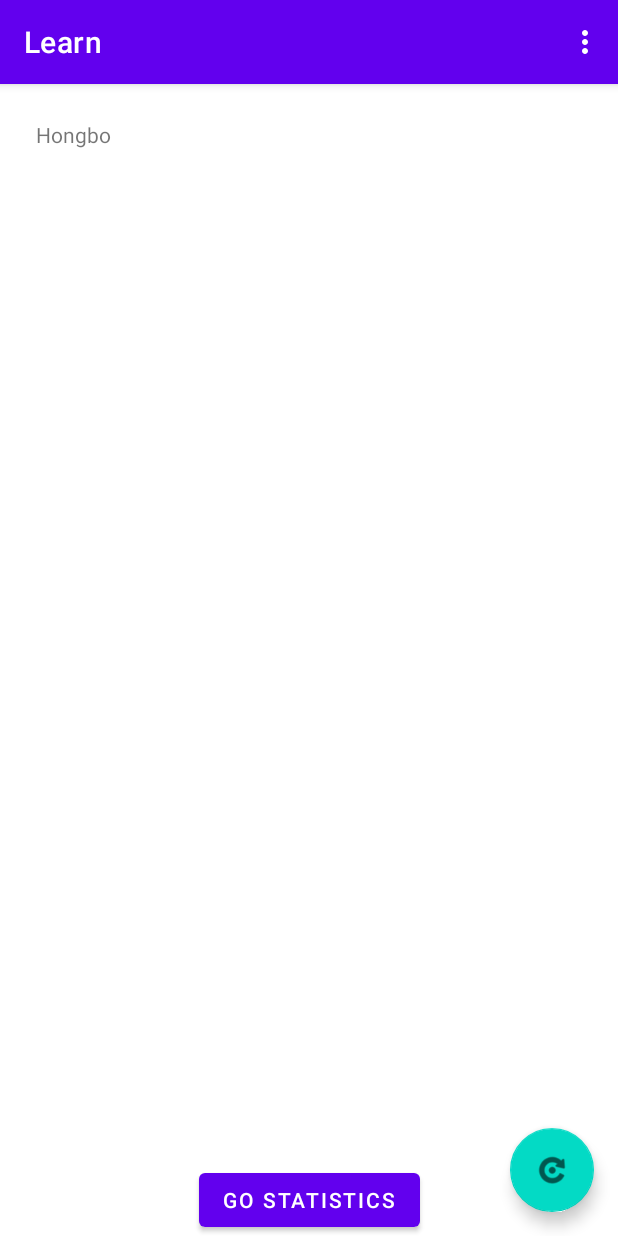
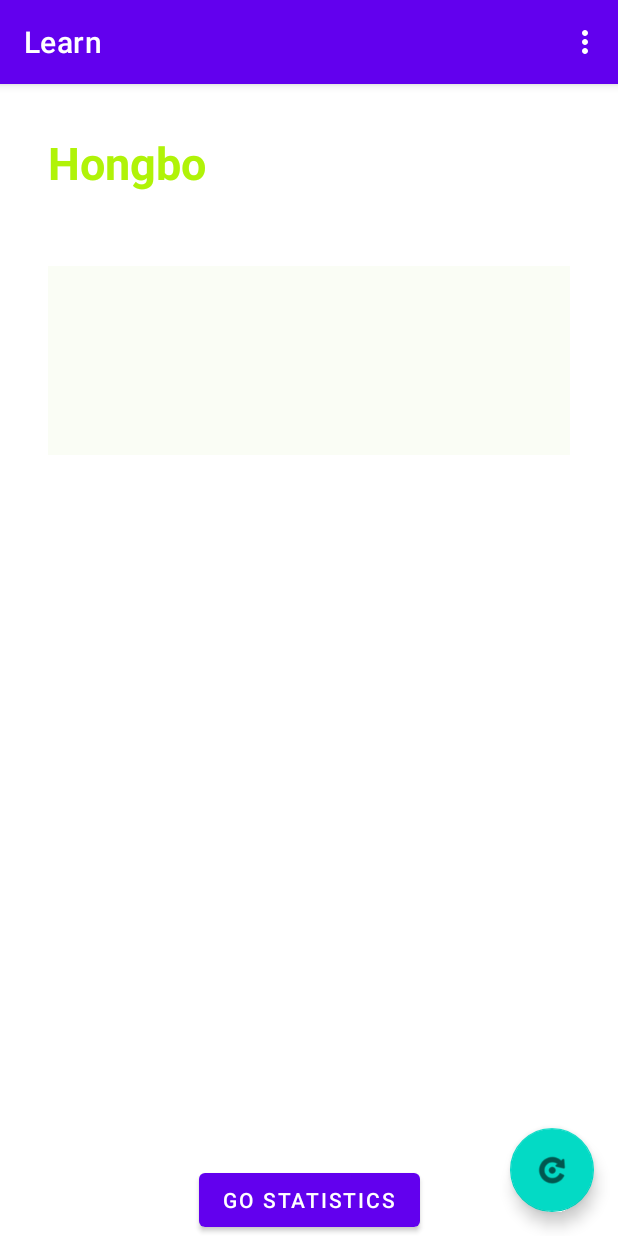
Before and after one commit to zhaohongbogit/english, an Android app: the screen it shows after launch (MainActivity), on a phone screen of 412 x 824 dp. Run offline under Robolectric (Android 15) with nearby library versions, the phone set to English and light mode, and no system bars; our stand-ins replace Room's generated code, navigation-ui.

Commit message:
The style change

```diff
--- a/app/src/main/res/layout/fragment_first.xml
+++ b/app/src/main/res/layout/fragment_first.xml
@@ -10,11 +10,58 @@
         android:id="@+id/textView"
         android:layout_width="wrap_content"
         android:layout_height="wrap_content"
-        android:layout_marginStart="24dp"
-        android:layout_marginTop="24dp"
-        android:text="TextView"
+        android:layout_marginStart="32dp"
+        android:layout_marginTop="32dp"
+        android:textColor="#B0F308"
+        android:textSize="30sp"
+        android:textStyle="bold"
         app:layout_constraintStart_toStartOf="parent"
-        app:layout_constraintTop_toTopOf="parent" />
+        app:layout_constraintTop_toTopOf="parent"
+        tools:text="English" />
+
+    <TextView
+        android:id="@+id/textView2"
+        android:layout_width="wrap_content"
+        android:layout_height="wrap_content"
+        android:layout_marginStart="16dp"
+        android:textColor="#59F13D"
+        android:textSize="18sp"
+        android:textStyle="italic"
+        app:layout_constraintBottom_toBottomOf="@+id/textView"
+        app:layout_constraintStart_toEndOf="@+id/textView"
+        app:layout_constraintTop_toTopOf="@+id/textView"
+        tools:text="/english/" />
+
+    <TextView
+        android:id="@+id/textView3"
+        android:layout_width="wrap_content"
+        android:layout_height="wrap_content"
+        android:layout_marginTop="8dp"
+        android:textColor="#45A826"
+        android:textSize="18sp"
+        app:layout_constraintStart_toStartOf="@+id/textView"
+        app:layout_constraintTop_toBottomOf="@+id/textView"
+        tools:text="n: 英语" />
+
+    <EditText
+        android:id="@+id/editTextTextMultiLine"
+        android:layout_width="0dp"
+        android:layout_height="wrap_content"
+        android:layout_marginStart="32dp"
+        android:layout_marginTop="16dp"
+        android:layout_marginEnd="32dp"
+        android:background="#33E3F3CD"
+        android:ems="10"
+        android:gravity="start|top"
+        android:inputType="textMultiLine"
+        android:maxLines="10"
+        android:minLines="5"
+        android:padding="8dp"
+        android:textColor="#EFE408"
+        app:layout_constraintEnd_toEndOf="parent"
+        app:layout_constraintStart_toStartOf="parent"
+        app:layout_constraintTop_toBottomOf="@+id/textView3"
+        tools:text="I love English" />
 
     <Button
         android:id="@+id/button_first"
```
